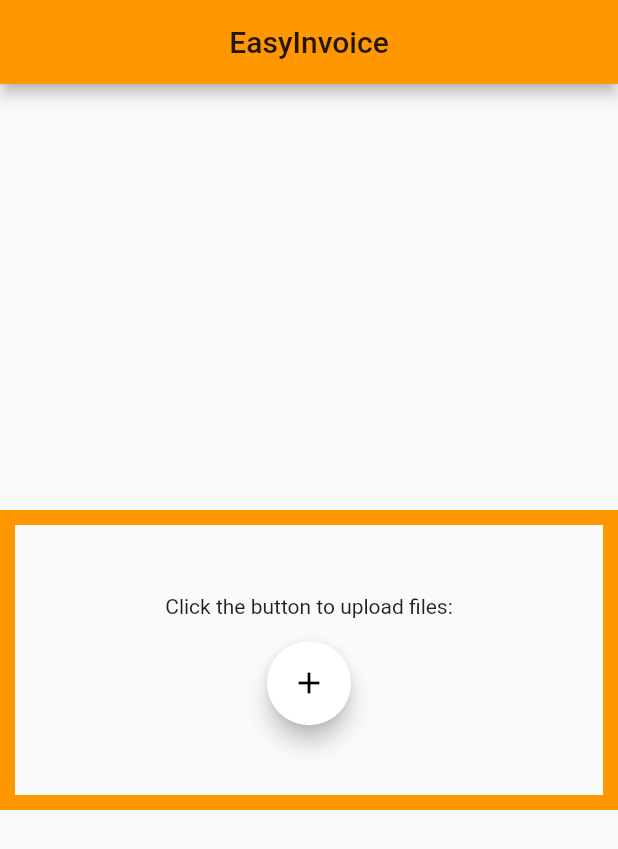
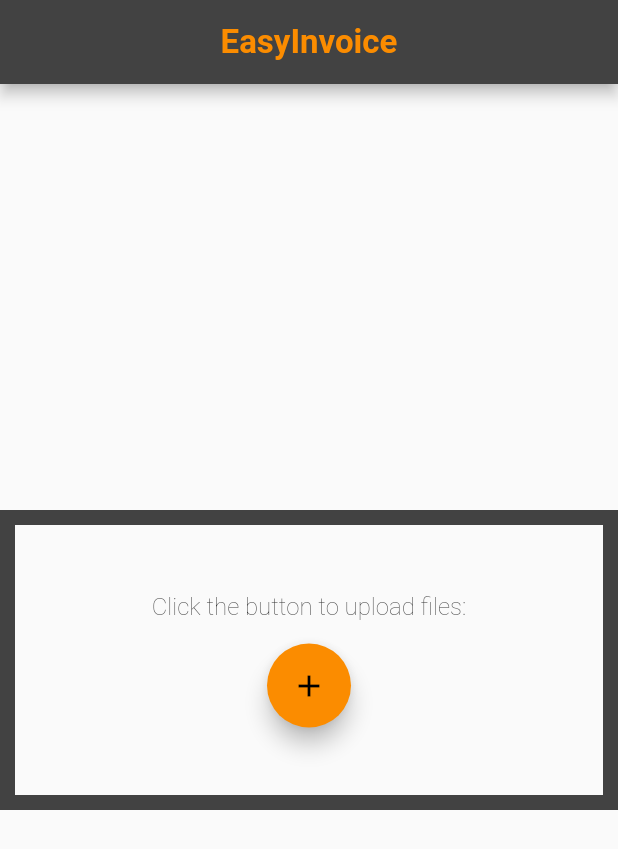
Before and after one commit to RockDarkwater/easyinvoice, a Flutter app: the screen it shows after launch, on a phone screen of 412 x 824 dp. Shown: the top 849 px of the screen. Run offline on Flutter 3.47's test engine with Material 2 defaults, Android fonts, the light colour scheme and no system bars; our stand-ins replace cloud_firestore, file_picker, firebase_core, get; missing offline and left inert: excel; accounts and stored records are empty.

Commit message:
May 7 - UI fixes, color shift

```diff
--- a/lib/controllers/firebase_controller.dart
+++ b/lib/controllers/firebase_controller.dart
@@ -41,7 +41,7 @@
           ruleField: ruleDoc.data()['ruleField'],
           ruleValue: ruleDoc.data()['ruleValue'],
         );
-        print('${rule.toString()}');
+        // print('${rule.toString()}');
         list.add(rule);
       });
     }
--- a/lib/controllers/import_controller.dart
+++ b/lib/controllers/import_controller.dart
@@ -21,6 +21,8 @@
   RxInt currentProcess = 1.obs;
   RxList<String> resultNames = <String>[''].obs;
 
+  applyRules() {}
+
   double countCustCharges(int custId) {
     double total = 0;
     jobs
@@ -43,6 +45,7 @@
 
   compileParents() {
     int parentNum;
+    parents.clear();
     jobs.forEach((job) {
       parentNum = job.customer.parentCustomer.keys.first;
       parents.putIfAbsent(
@@ -55,7 +58,7 @@
     FilePickerResult result =
         await FilePicker.platform.pickFiles(allowMultiple: true);
 
-    resultNames.insertAll(0, result.names);
+    resultNames.replaceRange(0, resultNames.length - 1, result.names);
     List<List<String>> txtFile;
     List<String> rows;
     Excel book;
--- a/lib/controllers/ui_controller.dart
+++ b/lib/controllers/ui_controller.dart
@@ -14,9 +14,7 @@
   final invWidth = 0.0.obs;
   final TextTheme textTheme = TextTheme(
     headline1: TextStyle(
-      fontSize: 22,
-      fontWeight: FontWeight.w700,
-    ),
+        fontSize: 22, fontWeight: FontWeight.w700, color: Colors.orange[600]),
     bodyText1: TextStyle(
       fontSize: 16,
       fontWeight: FontWeight.w200,
@@ -60,4 +58,24 @@
   double roundTo(double value, int decimalPlaces) {
     return (value * pow(10, decimalPlaces)).round() / pow(10, decimalPlaces);
   }
+
+  MaterialColor createMaterialColor(Color color) {
+    List strengths = <double>[.05];
+    Map swatch = <int, Color>{};
+    final int r = color.red, g = color.green, b = color.blue;
+
+    for (int i = 1; i < 10; i++) {
+      strengths.add(0.1 * i);
+    }
+    strengths.forEach((strength) {
+      final double ds = 0.5 - strength;
+      swatch[(strength * 1000).round()] = Color.fromRGBO(
+        r + ((ds < 0 ? r : (255 - r)) * ds).round(),
+        g + ((ds < 0 ? g : (255 - g)) * ds).round(),
+        b + ((ds < 0 ? b : (255 - b)) * ds).round(),
+        1,
+      );
+    });
+    return MaterialColor(color.value, swatch);
+  }
 }
--- a/lib/invoice_parts/station_charges.dart
+++ b/lib/invoice_parts/station_charges.dart
@@ -61,7 +61,7 @@
       list = [];
       list.add(Padding(
         padding: const EdgeInsets.all(8.0),
-        child: Text('${header.split(' ')[0]}'),
+        child: Text('$header'),
       ));
 
       job.stationCharges.forEach((charge) {
--- a/lib/main.dart
+++ b/lib/main.dart
@@ -54,9 +54,11 @@
           return GetMaterialApp(
             title: 'Flutter Demo',
             theme: ThemeData(
-                primarySwatch: Colors.deepOrange,
-                primaryColor: Colors.orange,
-                accentColor: Colors.white,
+                primarySwatch:
+                    uiController.createMaterialColor(Colors.grey[800]),
+                primaryColor:
+                    uiController.createMaterialColor(Colors.grey[800]),
+                accentColor: Colors.orange[600],
                 primaryTextTheme: uiController.textTheme),
             home: UploadScreen(),
           );
--- a/lib/screens/upload.dart
+++ b/lib/screens/upload.dart
@@ -17,7 +17,10 @@
     return Scaffold(
       appBar: AppBar(
         centerTitle: true,
-        title: Text('EasyInvoice'),
+        title: Text(
+          'EasyInvoice',
+          style: uiController.textTheme.headline1,
+        ),
       ),
       body: Center(
         child: Stack(
@@ -31,7 +34,10 @@
                         () => Scaffold(
                             appBar: AppBar(
                               centerTitle: true,
-                              title: Text('EasyInvoice'),
+                              title: Text(
+                                'EasyInvoice',
+                                style: uiController.textTheme.headline1,
+                              ),
                             ),
                             body: BatchScreen()),
                         transition: Transition.noTransition);
@@ -48,12 +54,13 @@
                   border: Border.all(
                       width: 10.0,
                       style: BorderStyle.solid,
-                      color: Colors.orange)),
+                      color: Colors.grey[800])),
               child: Column(
                 mainAxisAlignment: MainAxisAlignment.center,
                 children: <Widget>[
                   Text(
                     'Click the button to upload files:',
+                    style: uiController.textTheme.bodyText1,
                   ),
                   Padding(
                     padding: const EdgeInsets.only(top: 15.0),
@@ -65,8 +72,9 @@
                             transition: Transition.noTransition);
                         // await controller.import();
                       },
-                      tooltip: 'Increment',
-                      child: Icon(Icons.add),
+                      child: Icon(
+                        Icons.add,
+                      ),
                     ),
                   ),
                 ],
```
Also changed, not shown: lib/invoice_parts/summary.dart (+9 -7 lines), lib/screens/batch.dart (+18 -2 lines), lib/screens/importing.dart (+9 -6 lines), lib/screens/invoice.dart (+19 -12 lines), lib/screens/loading.dart (+4 -5 lines), 1 other file.
